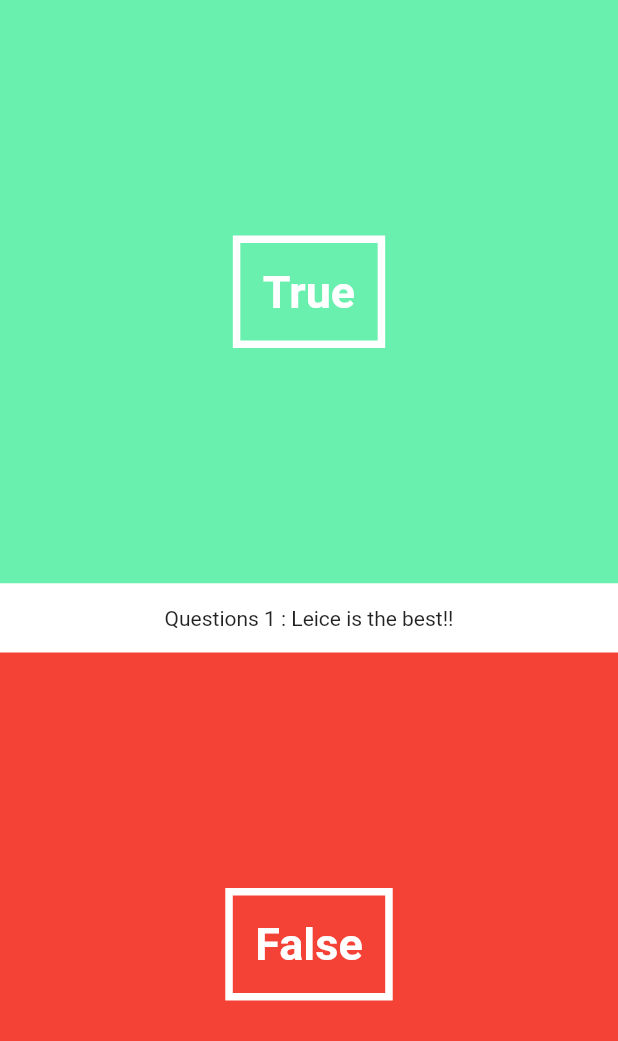
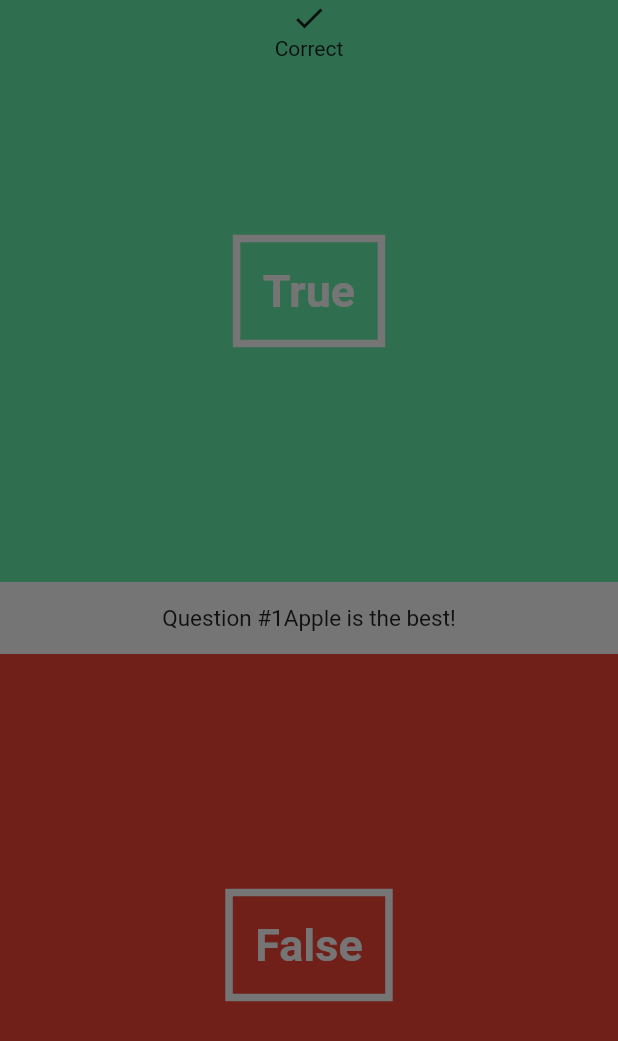
Before and after one commit to akahnn/FlutterQuiz, a Flutter app: the screen it shows after launch, on a phone screen of 412 x 824 dp. Shown: the top 1041 px of the screen. Run offline on Flutter 3.47's test engine with Material 2 defaults, Android fonts, the phone set to English and light mode, and no system bars.

Commit message:
Added CorrectWrongOverlay

```diff
--- a/lib/pages/quiz_page.dart
+++ b/lib/pages/quiz_page.dart
@@ -5,6 +5,7 @@ import '../utils/quiz.dart';
 
 import '../ui/answer_button.dart';
 import '../ui/question_text.dart';
+import '../ui/correct_wrong_overlay.dart';
 
 class QuizPage extends StatefulWidget {  //immutable..
 @override
@@ -15,14 +16,16 @@ class QuizPageState extends State<QuizPage> {  //mutable...
 @override
 Widget build(BuildContext context){
   return new Stack(
+    fit: StackFit.expand,
     children: <Widget>[
       new Column(
         children: <Widget>[
         new AnswerButton(true, () {print("You answered True!");}),
-        new QuestionText(),
+        new QuestionText("Apple is the best!", 1),
         new AnswerButton(false, () {print("You answered False!");}),
         ],
-      )
+      ),
+      new CorrectWrongOverlay()
     ],
   );
 }
--- /dev/null
+++ b/lib/ui/correct_wrong_overlay.dart
@@ -0,0 +1,28 @@
+import 'package:flutter/material.dart';
+
+class CorrectWrongOverlay extends StatefulWidget{
+  @override
+  State createState() => new CorrectWrongOverlayState();
+
+}
+
+class CorrectWrongOverlayState extends State<CorrectWrongOverlay>{
+@override
+ Widget build (BuildContext context){
+      return new Material(
+        color: Colors.black54,
+        child: new InkWell(
+          onTap: () => print("Overlay Tapped!"),
+          child: new Column(
+            children: <Widget>[
+          new Container(
+            child: new Icon(Icons.done),
+          ),
+          new Text("Correct")
+            ],
+          )
+        )
+      );
+ }
+
+}
--- a/lib/ui/question_text.dart
+++ b/lib/ui/question_text.dart
@@ -1,11 +1,34 @@
 import 'package:flutter/material.dart';
 
+
+
+
 class QuestionText extends StatefulWidget {
+
+  final String _question;
+  final int _questionNumber;
+
+  QuestionText(this._question, this._questionNumber);
+
+
   @override
   State createState() => new QuestionTextState();
 }
 
-class QuestionTextState extends State<QuestionText>{
+class QuestionTextState extends State<QuestionText> with SingleTickerProviderStateMixin {
+
+Animation<double> _fontSizeAnimation;
+AnimationController _fontSizeAnimationController;
+
+@override
+void initState() {
+  super.initState();
+  _fontSizeAnimationController = new AnimationController(duration: new Duration(milliseconds: 500), vsync: this); //vsync handles animations that go out sides the screen.
+  _fontSizeAnimation = new CurvedAnimation(parent:_fontSizeAnimationController, curve: Curves.linear);
+  _fontSizeAnimation.addListener( () => this.setState(() {})); //sets state everytime font updates
+  _fontSizeAnimationController.forward();
+}
+
   @override
   Widget build(BuildContext context){
       return new Material (
@@ -13,7 +36,8 @@ class QuestionTextState extends State<QuestionText>{
           child: new Padding (
             padding: new EdgeInsets.all(15.0),
             child: new Center (
-                  child: new Text("Questions 1 : Leice is the best!!"),
+                  child: new Text("Question #" + widget._questionNumber.toString() + widget._question.toString(),
+                  style: new TextStyle(fontSize: _fontSizeAnimation.value * 15.0)),
           ),
           ),
           );
```
